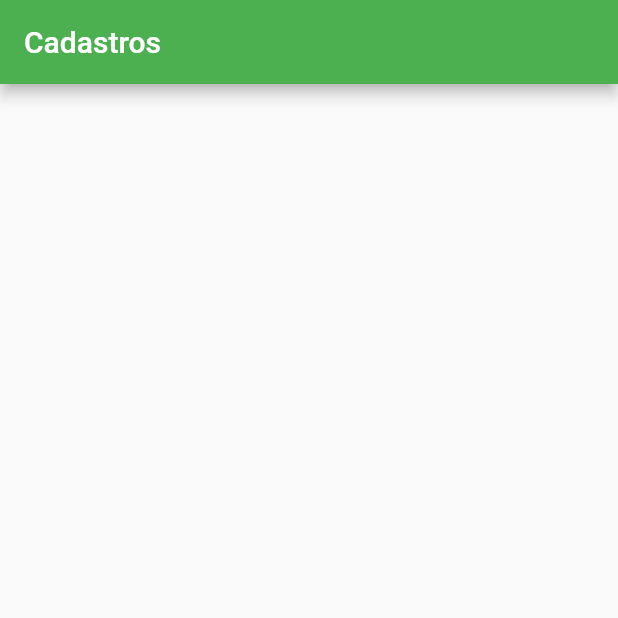
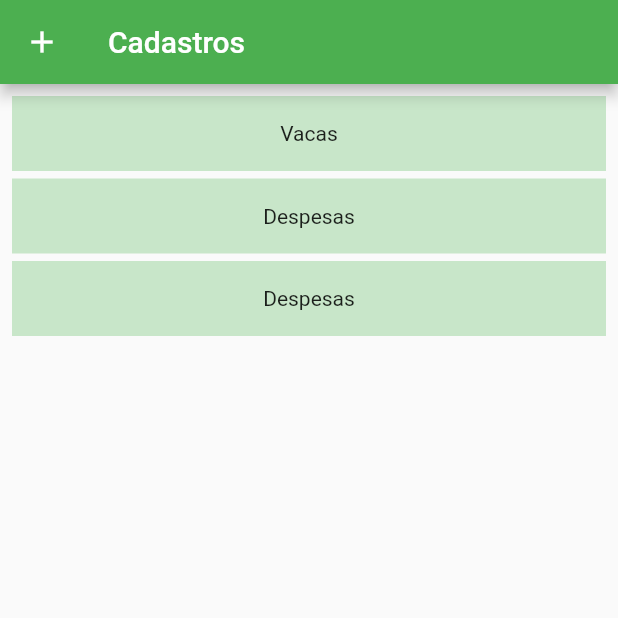
Before and after one commit to renantescaro/Flutter, a Flutter app: the screen it shows after launch, in the side drawer, after a tap on "Cadastros", on a phone screen of 412 x 824 dp, the top half of it. Run offline on Flutter 3.47's test engine with Material 2 defaults, Android fonts, the phone set to English and light mode, and no system bars; our stand-ins replace sqflite; accounts and stored records are empty.

Commit message:
paginas de cadastros

```diff
--- a/visual/lib/Cadastros.dart
+++ b/visual/lib/Cadastros.dart
@@ -1,6 +1,4 @@
 import 'package:flutter/material.dart';
-
-void main() => runApp(Cadastros());
 
 class Cadastros extends StatelessWidget {
   @override
@@ -12,10 +10,41 @@ class Cadastros extends StatelessWidget {
       ),
       home: Scaffold(
         appBar: AppBar(
+          leading: Icon(Icons.add),
           title: Text('Cadastros'),
         ),
-        body: Center(
-
+        body: ListView(
+          padding: const EdgeInsets.all(8),
+          children: <Widget>[
+            Container(
+              height: 50,
+              color: Colors.green[100],
+              child: const Center(
+                child: Text('Vacas'),
+              ),
+            ),
+            Container(
+              height: 5,
+            ),
+            Container(
+              height: 50,
+              color: Colors.green[100],
+              child: const Center(child: Text('Despesas'),
+              ),
+            ),
+            Container(
+              height: 5,
+            ),
+            Container(
+              height: 50,
+              color: Colors.green[100],
+              child: const Center(child: Text('Despesas'),
+              ),
+            ),
+            Container(
+              height: 5,
+            ),
+          ],
         ),
       ),
     );
--- a/visual/lib/Lancamentos.dart
+++ b/visual/lib/Lancamentos.dart
@@ -1,12 +1,9 @@
 import 'package:flutter/material.dart';
-
-void main() => runApp(Lancamentos());
 
 class Lancamentos extends StatelessWidget {
   @override
   Widget build(BuildContext context) {
     return MaterialApp(
-      title: 'Lançamentos',
       theme: ThemeData(
         primarySwatch: Colors.green,
       ),
--- a/visual/lib/Relatorios.dart
+++ b/visual/lib/Relatorios.dart
@@ -1,12 +1,9 @@
 import 'package:flutter/material.dart';
-
-void main() => runApp(Relatorios());
 
 class Relatorios extends StatelessWidget {
   @override
   Widget build(BuildContext context) {
     return MaterialApp(
-      title: 'Relatórios',
       theme: ThemeData(
         primarySwatch: Colors.green,
       ),
--- a/visual/lib/main.dart
+++ b/visual/lib/main.dart
@@ -2,6 +2,7 @@ import 'package:flutter/material.dart';
 import 'Cadastros.dart';
 import 'Relatorios.dart';
 import 'Lancamentos.dart';
+import 'Vaca.dart';
 
 void main() => runApp(MyApp());
 
@@ -45,8 +46,6 @@ class MyHomePage extends StatelessWidget {
                     fontSize: 30.0,
                   )),
 
-
-
                 )
               )
             ];
@@ -59,13 +58,14 @@ class MyHomePage extends StatelessWidget {
         child: ListView(
           padding: EdgeInsets.zero,
           children: <Widget>[
-            DrawerHeader(
-              child: Text('Sitio Rosa de Saron'),
-              decoration: BoxDecoration(
-                color: Colors.white,
-              ),
+            UserAccountsDrawerHeader(
+              accountName: Text('Sitio Rosa de Saron'),
+              accountEmail: Text('rosadesaron@gmail.com'),
             ),
             ListTile(
+              leading: Icon(
+                Icons.add
+              ),
               title: Text('Cadastros'),
               onTap: () {
                 Navigator.push(
@@ -75,15 +75,21 @@ class MyHomePage extends StatelessWidget {
               },
             ),
             ListTile(
+              leading: Icon(
+                Icons.account_balance
+              ),
               title: Text('Lançamentos'),
               onTap: () {
                 Navigator.push(
                   context,
-                  MaterialPageRoute(builder: (context) => Lancamentos()),
+                  MaterialPageRoute(builder: (context) => Vaca()),
                 );
               },
             ),
             ListTile(
+              leading: Icon(
+                Icons.add_alarm
+              ),
               title: Text('Relatórios'),
               onTap: () {
                 Navigator.push(
```
Also changed, not shown: visual/lib/CadReceita.dart (added, +55 -0 lines), visual/lib/Vaca.dart (added, +64 -0 lines), visual/assets/logo.png (added).
